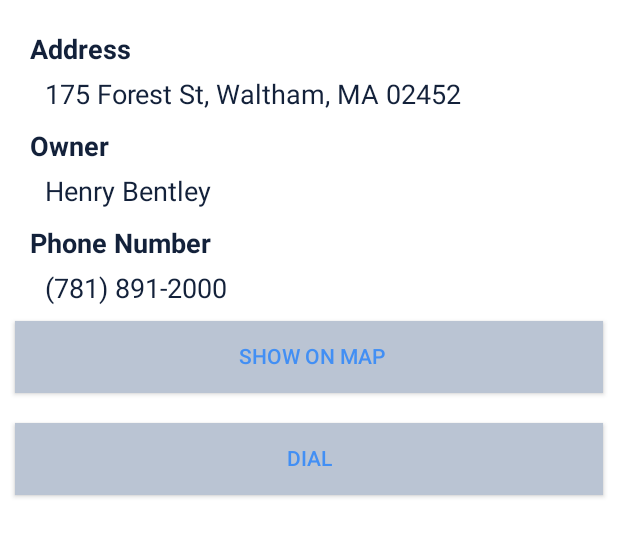
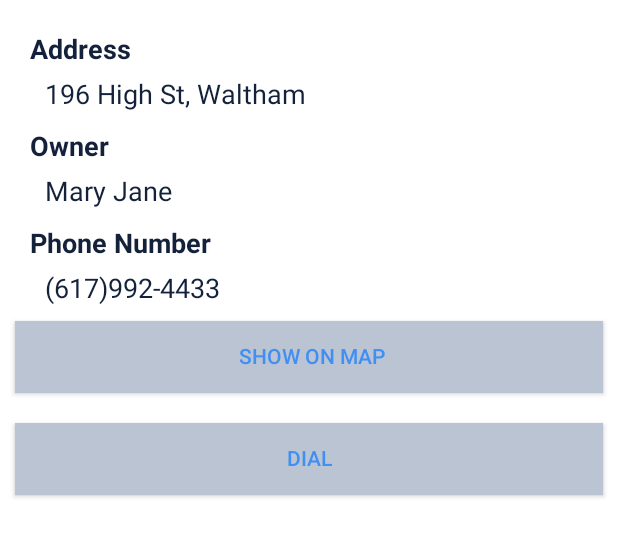
Before and after one commit to ZimoC/UPARK, an Android app: the layout space4.xml on its own in the app's theme, with its tools: preview values and no code run, on a phone screen of 412 x 824 dp. Shown: the top 537 px of the screen. Run offline under Robolectric (Android 15) with nearby library versions, the phone set to English and light mode, and no system bars.

Commit message:
space3 content

```diff
--- a/app/src/main/AndroidManifest.xml
+++ b/app/src/main/AndroidManifest.xml
@@ -45,9 +45,9 @@
         <activity   android:name=".MapsActivity"></activity>
         <activity   android:name=".space1"></activity>
         <activity android:name=".UserArea" ></activity>
-
-
-
+        <activity   android:name=".space2"></activity>
+        <activity   android:name=".space3"></activity>
+        <activity   android:name=".space4"></activity>
 
 
         <meta-data
--- a/app/src/main/java/com/example/echo/myapplication/space4.java
+++ b/app/src/main/java/com/example/echo/myapplication/space4.java
@@ -46,14 +46,14 @@ public class space4 extends Activity implements OnClickListener {
 
             // open built-in dialer, dials 7818912000
             case R.id.dial:
-                Uri uri2 = Uri.parse("tel:7818912000");
+                Uri uri2 = Uri.parse("tel:6179924433");
                 Intent i2 = new Intent(Intent.ACTION_DIAL,uri2);
                 startActivity(i2);
                 break;
 
             // open built-in google map application which display Bentley's location
             case R.id.map:
-                Uri uri3 = Uri.parse("geo:0,0?q=175 Forest Street, Waltham, MA02452");
+                Uri uri3 = Uri.parse("geo:0,0?q=196 High St, Waltham");
                 Intent i3 = new Intent(Intent.ACTION_VIEW,uri3);
 
                 /*For API18 and 19 Google Maps is not on Launch Pad so should first check
--- a/app/src/main/res/layout/space4.xml
+++ b/app/src/main/res/layout/space4.xml
@@ -19,7 +19,7 @@
     <TextView
         android:layout_width="wrap_content"
         android:layout_height="wrap_content"
-        android:text="175 Forest St, Waltham, MA 02452"
+        android:text="196 High St, Waltham"
         android:textSize="18sp"
         android:textColor="#13213a"
         android:fontFamily="sans-serif"
@@ -40,7 +40,7 @@
     <TextView
         android:layout_width="wrap_content"
         android:layout_height="wrap_content"
-        android:text="Henry Bentley"
+        android:text="Mary Jane"
         android:textSize="18sp"
         android:textColor="#13213a"
         android:fontFamily="sans-serif"
@@ -61,7 +61,7 @@
     <TextView
         android:layout_width="wrap_content"
         android:layout_height="wrap_content"
-        android:text="(781) 891-2000"
+        android:text="(617)992-4433"
         android:textSize="18sp"
         android:textColor="#13213a"
         android:fontFamily="sans-serif"
```
